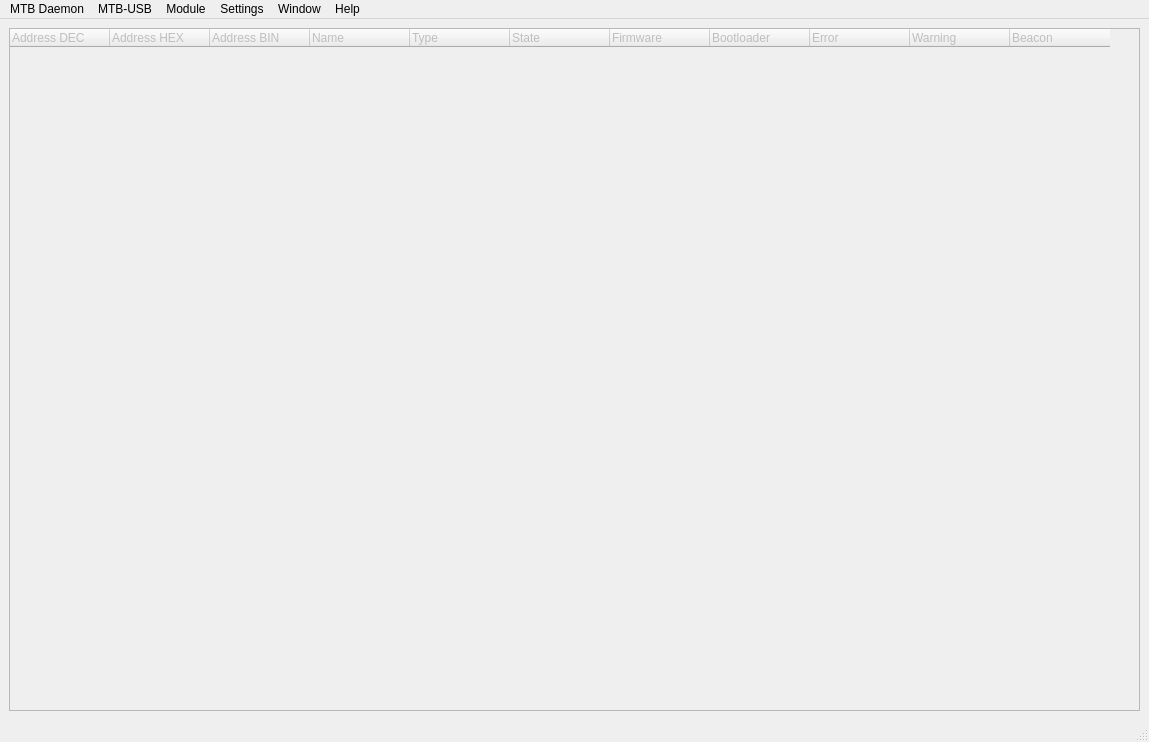
Old version of the form ui/mainwindow.ui in the repository kmzbrnoI/mtb-config-tool.
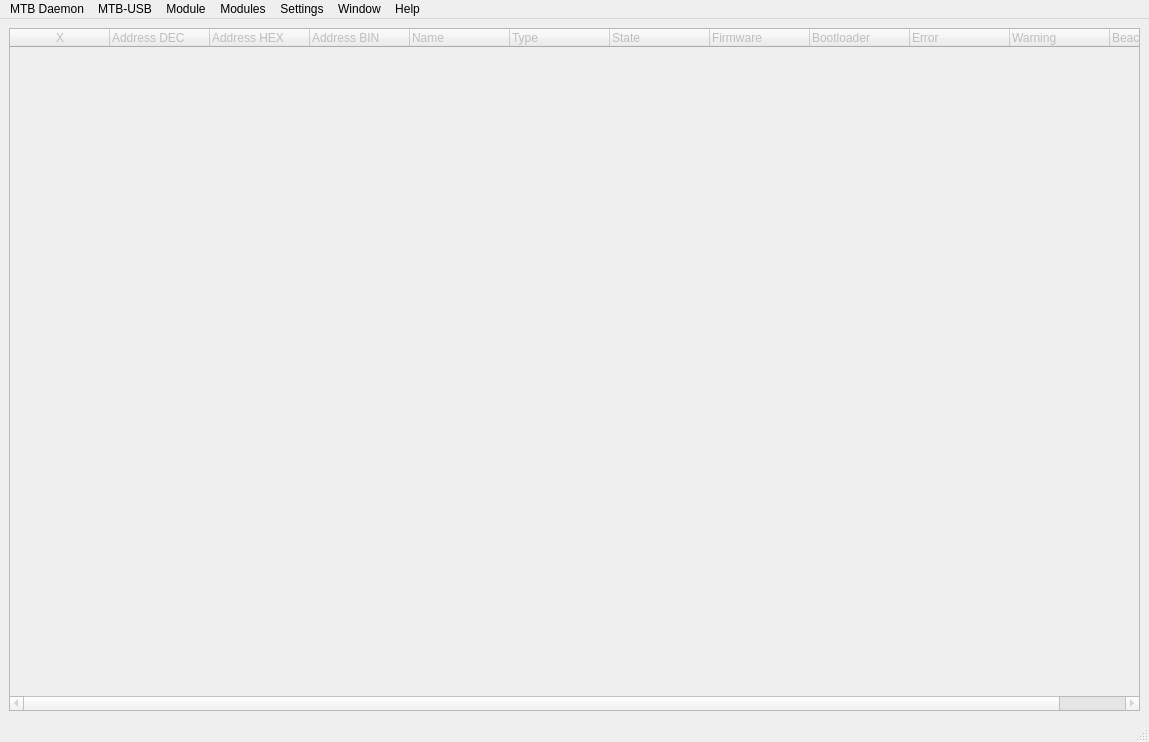
New version of the form.

What changed in the file:
```diff
--- a/ui/mainwindow.ui
+++ b/ui/mainwindow.ui
@@ -71,6 +71,14 @@
       <attribute name="headerStretchLastSection">
        <bool>false</bool>
       </attribute>
+      <column>
+       <property name="text">
+        <string notr="true">X</string>
+       </property>
+       <property name="textAlignment">
+        <set>AlignCenter</set>
+       </property>
+      </column>
       <column>
        <property name="text">
         <string>Address DEC</string>
@@ -193,9 +201,21 @@
     </property>
     <addaction name="a_clear_error_sb"/>
    </widget>
+   <widget class="QMenu" name="m_modules">
+    <property name="title">
+     <string>Modules</string>
+    </property>
+    <addaction name="a_modules_select_all"/>
+    <addaction name="a_modules_unselect_all"/>
+    <addaction name="a_modules_select_type"/>
+    <addaction name="separator"/>
+    <addaction name="a_modules_fw_upgrade"/>
+    <addaction name="a_modules_fw_upgrade_stop"/>
+   </widget>
    <addaction name="m_mtb_daemon"/>
    <addaction name="m_mtb_usb"/>
    <addaction name="m_module"/>
+   <addaction name="m_modules"/>
    <addaction name="m_settings"/>
    <addaction name="m_window"/>
    <addaction name="m_help"/>
```
Left out of the diff: 28 changed lines with no effect on the pictures.
